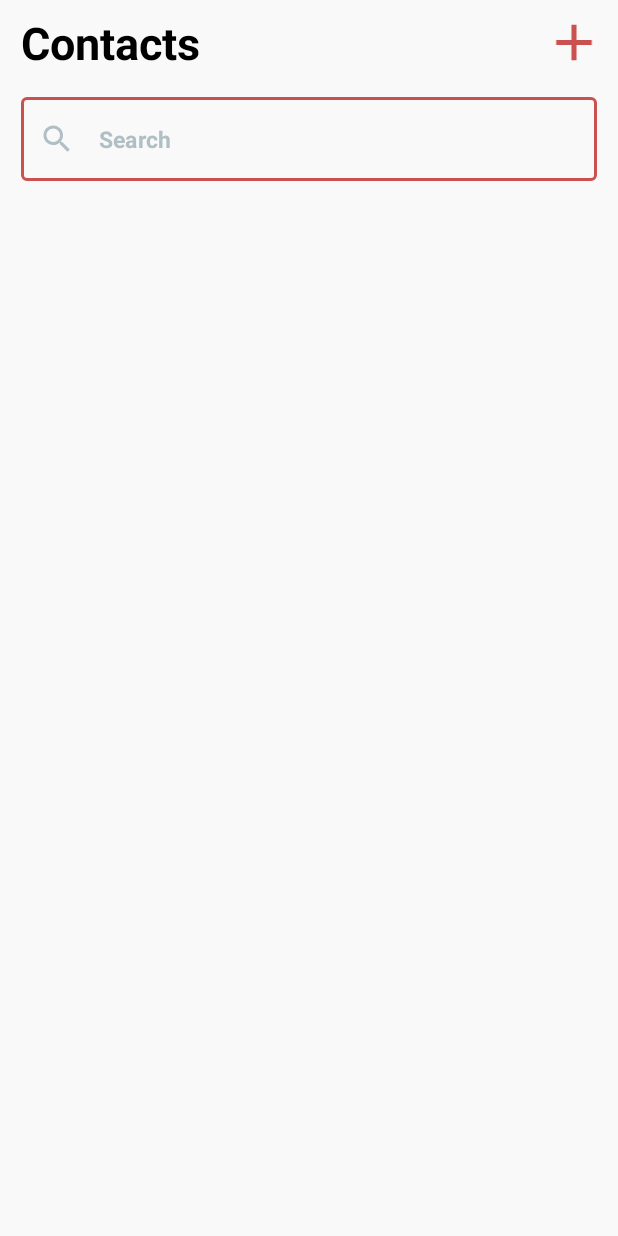
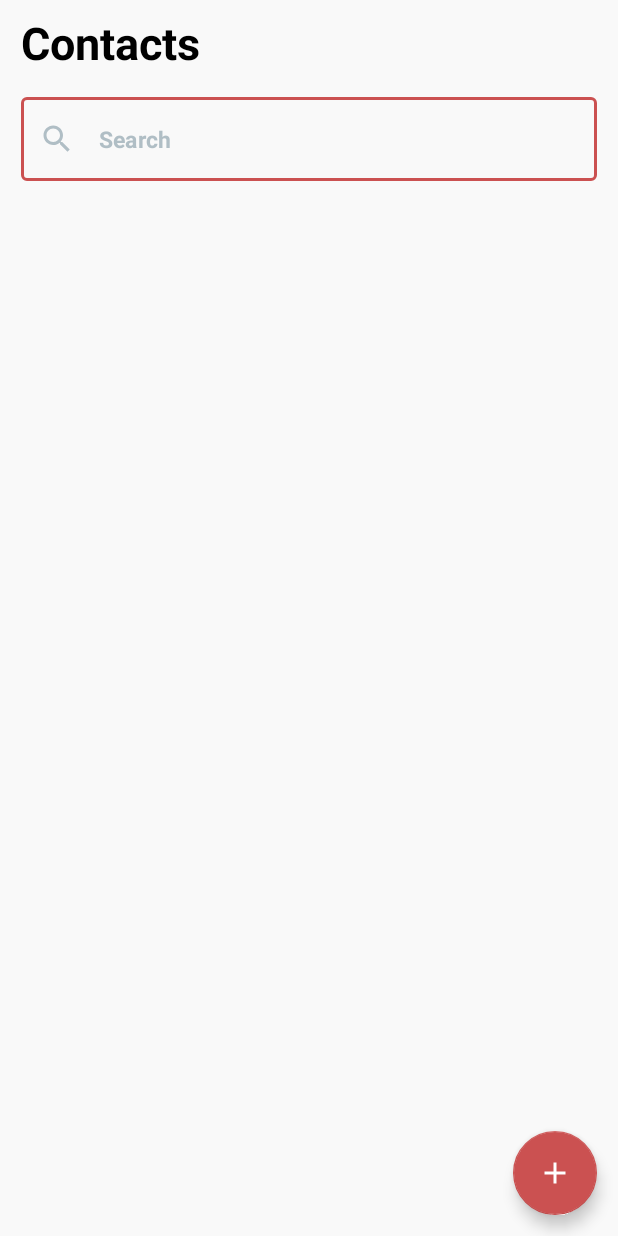
Before and after one commit to Iqboljon1/Contact_App, an Android app: the screen it shows after launch (MainActivity), on a phone screen of 412 x 824 dp. Run offline under Robolectric (Android 15) with nearby library versions, the phone set to English and light mode, and no system bars.

Commit message:
Contact_App

```diff
--- a/app/src/main/java/com/ir/contactapp/MainActivity.kt
+++ b/app/src/main/java/com/ir/contactapp/MainActivity.kt
@@ -1,39 +1,36 @@
 package com.ir.contactapp
 
-import android.Manifest
-import android.app.Activity
-import android.content.Intent
-import android.content.pm.PackageManager
 import android.graphics.Color
 import android.graphics.drawable.ColorDrawable
-import android.net.Uri
-import androidx.appcompat.app.AppCompatActivity
 import android.os.Bundle
-import android.util.Log
+import android.widget.TextView
 import android.widget.Toast
 import androidx.appcompat.app.AlertDialog
+import androidx.appcompat.app.AppCompatActivity
 import androidx.appcompat.widget.AppCompatEditText
 import androidx.cardview.widget.CardView
-import androidx.core.app.ActivityCompat
-import androidx.core.widget.addTextChangedListener
+import androidx.core.content.ContextCompat
 import com.ir.contactapp.Adapter.MyAdapter
-import com.ir.contactapp.Myshare.MyShare
+import com.ir.contactapp.Interface.MyOnClickListener
+import com.ir.contactapp.Interface.MyOnClickListenerFromDelete
+import com.ir.contactapp.db.MyDbHelper
 import kotlinx.android.synthetic.main.activity_main.*
 
 class MainActivity : AppCompatActivity() {
-    lateinit var arrayListContacts: ArrayList<UserData>
-    lateinit var myAdapter: MyAdapter
     lateinit var dialog: AlertDialog
+    private lateinit var myDbHelper: MyDbHelper
+
     var booleanAntiBag = true
     override fun onCreate(savedInstanceState: Bundle?) {
         super.onCreate(savedInstanceState)
         setContentView(R.layout.activity_main)
-        MyShare.init(this)
-        buildRecyclerView()
+        myDbHelper = MyDbHelper(this)
 
-        image_add_contact.setOnClickListener {
+        fab.supportImageTintList = ContextCompat.getColorStateList(this, R.color.white)
+
+        fab.setOnClickListener {
             if (booleanAntiBag) {
-                buildAlertDialog()
+                buildAlertDialog("", "", "Create Contact", "Add Photo", 0)
                 dialog.show()
                 booleanAntiBag = false
             }
@@ -41,26 +38,44 @@ class MainActivity : AppCompatActivity() {
 
     }
 
-    private fun buildAlertDialog() {
+
+    private fun buildAlertDialog(
+        stringName: String,
+        stringNumber: String,
+        stringCreate: String,
+        stringPhoto: String,
+        id: Int,
+    ) {
         val alertDialog = AlertDialog.Builder(this)
         val view = layoutInflater.inflate(R.layout.dialog_add_contact, null, false)
         val editTextName = view.findViewById<AppCompatEditText>(R.id.editText_name)
         val editTextNumber = view.findViewById<AppCompatEditText>(R.id.editText_number)
         val btnCardSave = view.findViewById<CardView>(R.id.btn_card_save)
+        val tvCardSave = view.findViewById<TextView>(R.id.tvCreateContact)
+        val tvAddPhoto = view.findViewById<TextView>(R.id.tv_addPhoto)
+
+        tvCardSave.text = stringCreate
+        tvAddPhoto.text = stringPhoto
+        editTextName.setText(stringName)
+        editTextNumber.setText(stringNumber)
+
         btnCardSave.setOnClickListener {
             dialog.cancel()
-            saveContact(
-                editTextName.text.toString().trim(),
-                0,
-                editTextNumber.text.toString().trim()
-            )
+            if (stringCreate == "Create Contact") {
+                saveContact(
+                    editTextName.text.toString().trim(),
+                    editTextNumber.text.toString().trim()
+                )
+            } else {
+                updateContact(UserData(id,
+                    editTextName.text.toString().trim(),
+                    editTextNumber.text.toString().trim()))
+            }
         }
 
         alertDialog.setOnCancelListener {
             booleanAntiBag = true
         }
-
-
 
         alertDialog.setView(view)
         dialog = alertDialog.create()
@@ -68,21 +83,49 @@ class MainActivity : AppCompatActivity() {
         dialog.window!!.setBackgroundDrawable(ColorDrawable(Color.TRANSPARENT))
     }
 
+    private fun updateContact(userData: UserData) {
+        myDbHelper = MyDbHelper(this)
+        myDbHelper.updateContact(this, userData)
+        onResume()
+    }
+
+    private fun deleteContact(int: Int){
+        myDbHelper = MyDbHelper(this)
+        myDbHelper.deleteContact(this , int)
+        onResume()
+    }
+
     private fun saveContact(
         stringName: String,
-        intImage: Int,
-        stringNumber: String
+        stringNumber: String,
     ) {
-        arrayListContacts.add(UserData(stringName,intImage, stringNumber))
-        MyShare.dataList = arrayListContacts
-        myAdapter.notifyItemChanged(arrayListContacts.size)
+        myDbHelper.addContact(UserData(stringName, stringNumber))
+        Toast.makeText(this, "Save", Toast.LENGTH_SHORT).show()
+        onResume()
     }
 
-    private fun buildRecyclerView() {
-        arrayListContacts = ArrayList()
-        arrayListContacts = MyShare.dataList!!
-        myAdapter = MyAdapter(this, arrayListContacts)
+    override fun onResume() {
+        super.onResume()
+        val arrayListContact = ArrayList<UserData>()
+        arrayListContact.addAll(myDbHelper.getContact())
+
+        val myAdapter =
+            MyAdapter( this, arrayListContact, object : MyOnClickListener {
+                override fun onClick(
+                    stringName: String,
+                    stringNumber: String,
+                    stringCreate: String,
+                    stringPhoto: String,
+                    id: Int,
+                ) {
+                    buildAlertDialog(stringName, stringNumber, stringCreate, stringPhoto, id)
+                    dialog.show()
+                }
+            } , object : MyOnClickListenerFromDelete{
+                override fun onClickDelete(id: Int) {
+                    deleteContact(id)
+                }
+            })
         recycler.adapter = myAdapter
     }
-
 }
--- /dev/null
+++ b/app/src/main/java/com/ir/contactapp/db/MyDbHelper.kt
@@ -0,0 +1,79 @@
+package com.ir.contactapp.db
+
+import android.content.ContentValues
+import android.content.Context
+import android.database.sqlite.SQLiteDatabase
+import android.database.sqlite.SQLiteOpenHelper
+import android.widget.Toast
+import com.ir.contactapp.UserData
+import com.ir.contactapp.db.Constants.DB_NAME
+import com.ir.contactapp.db.Constants.DB_VERSION
+import com.ir.contactapp.db.Constants.ID
+import com.ir.contactapp.db.Constants.NAME
+import com.ir.contactapp.db.Constants.NUMBER
+import com.ir.contactapp.db.Constants.TABLE_NAME
+
+class MyDbHelper(context: Context) : SQLiteOpenHelper(context, DB_NAME, null, DB_VERSION) ,
+MyDbInterface{
+    override fun onCreate(db: SQLiteDatabase?) {
+        val query =
+            "create table $TABLE_NAME ($ID integer not null primary key autoincrement unique , $NAME text not null , $NUMBER text not null)"
+        db?.execSQL(query)
+    }
+
+    override fun onUpgrade(db: SQLiteDatabase?, oldVersion: Int, newVersion: Int) {
+        val query = "drop table if exists $TABLE_NAME"
+        db?.execSQL(query)
+        onCreate(db)
+    }
+
+    override fun addContact(userData: UserData) {
+        val dataBase = this.writableDatabase
+        val contentValues = ContentValues()
+        contentValues.put(NAME , userData.name)
+        contentValues.put(NUMBER , userData.number)
+        dataBase.insert(TABLE_NAME , null , contentValues)
+        dataBase.close()
+    }
+
+    override fun updateContact(context: Context , userData: UserData) {
+        val  database = this.writableDatabase
+        val contentValues = ContentValues()
+        contentValues.put(NAME , userData.name)
+        contentValues.put(NUMBER , userData.number)
+       val result =  database.update(TABLE_NAME , contentValues , "id=?" , arrayOf(userData.id.toString()))
+        if (result == -1){
+            Toast.makeText(context, "Failed to Update", Toast.LENGTH_SHORT).show()
+        }else{
+            Toast.makeText(context, "Successfully Updated!", Toast.LENGTH_SHORT).show()
+        }
+    }
+
+    override fun deleteContact(context: Context, id:Int) {
+        val  database = this.writableDatabase
+        val result = database.delete(TABLE_NAME , "id=?" , arrayOf(id.toString()))
+        if (result == -1){
+            Toast.makeText(context, "Failed to Delete", Toast.LENGTH_SHORT).show()
+        }else{
+            Toast.makeText(context, "Successfully Delete!", Toast.LENGTH_SHORT).show()
+        }
+    }
+
+    override fun getContact(): ArrayList<UserData> {
+        val arrayList = ArrayList<UserData>()
+        val query = "select * from $TABLE_NAME"
+        val dataBase = this.readableDatabase
+        val cursor = dataBase.rawQuery(query , null)
+
+        if (cursor.moveToFirst()){
+            do {
+                val id = cursor.getInt(0)
+                val name = cursor.getString(1)
+                val number = cursor.getString(2)
+                arrayList.add(UserData(id , name , number))
+            }while (cursor.moveToNext())
+        }
+        return arrayList
+    }
+
+}
--- /dev/null
+++ b/app/src/main/java/com/ir/contactapp/db/MyDbInterface.kt
@@ -0,0 +1,11 @@
+package com.ir.contactapp.db
+
+import android.content.Context
+import com.ir.contactapp.UserData
+
+interface MyDbInterface {
+    fun addContact(userData: UserData)
+    fun updateContact(context: Context, userData: UserData)
+    fun deleteContact(context: Context, id: Int)
+    fun getContact(): ArrayList<UserData>
+}
--- /dev/null
+++ b/app/src/main/res/drawable/ic_delete.xml
@@ -0,0 +1,5 @@
+<vector android:height="24dp" android:tint="#CB5151"
+    android:viewportHeight="24" android:viewportWidth="24"
+    android:width="24dp" xmlns:android="http://schemas.android.com/apk/res/android">
+    <path android:fillColor="@android:color/white" android:pathData="M6,19c0,1.1 0.9,2 2,2h8c1.1,0 2,-0.9 2,-2L18,7L6,7v12zM8.46,11.88l1.41,-1.41L12,12.59l2.12,-2.12 1.41,1.41L13.41,14l2.12,2.12 -1.41,1.41L12,15.41l-2.12,2.12 -1.41,-1.41L10.59,14l-2.13,-2.12zM15.5,4l-1,-1h-5l-1,1L5,4v2h14L19,4z"/>
+</vector>
--- /dev/null
+++ b/app/src/main/res/drawable/ic_edit.xml
@@ -0,0 +1,5 @@
+<vector android:height="24dp" android:tint="#CB5151"
+    android:viewportHeight="24" android:viewportWidth="24"
+    android:width="24dp" xmlns:android="http://schemas.android.com/apk/res/android">
+    <path android:fillColor="@android:color/white" android:pathData="M3,17.25V21h3.75L17.81,9.94l-3.75,-3.75L3,17.25zM20.71,7.04c0.39,-0.39 0.39,-1.02 0,-1.41l-2.34,-2.34c-0.39,-0.39 -1.02,-0.39 -1.41,0l-1.83,1.83 3.75,3.75 1.83,-1.83z"/>
+</vector>
--- a/app/src/main/res/layout/activity_main.xml
+++ b/app/src/main/res/layout/activity_main.xml
@@ -1,5 +1,5 @@
 <?xml version="1.0" encoding="utf-8"?>
-<LinearLayout xmlns:android="http://schemas.android.com/apk/res/android"
+<androidx.constraintlayout.widget.ConstraintLayout xmlns:android="http://schemas.android.com/apk/res/android"
     xmlns:app="http://schemas.android.com/apk/res-auto"
     xmlns:tools="http://schemas.android.com/tools"
     android:layout_width="match_parent"
@@ -9,8 +9,10 @@
     tools:context=".MainActivity">
 
     <LinearLayout
+        android:id="@+id/ly_actionBar"
         android:layout_width="match_parent"
         android:layout_height="wrap_content"
+        app:layout_constraintTop_toTopOf="parent"
         android:orientation="horizontal">
 
         <TextView
@@ -23,26 +25,18 @@
             android:layout_marginStart="14dp"
             android:layout_marginBottom="8dp"
             android:layout_marginTop="8dp"
-            android:layout_marginEnd="8dp"
+            android:layout_marginEnd="14dp"
             android:layout_gravity="center_vertical"
             android:layout_weight="6"
             tools:ignore="HardcodedText"/>
 
-        <ImageView
-            android:id="@+id/image_add_contact"
-            android:layout_width="wrap_content"
-            android:layout_height="match_parent"
-            android:src="@drawable/ic_add"
-            android:layout_weight="1"
-            android:layout_marginTop="8dp"
-            android:layout_marginStart="8dp"
-            android:layout_marginBottom="8dp"/>
-
     </LinearLayout>
 
     <com.google.android.material.textfield.TextInputLayout
+        android:id="@+id/til_search"
         android:layout_width="match_parent"
         android:layout_height="wrap_content"
+        app:layout_constraintTop_toBottomOf="@id/ly_actionBar"
         android:layout_marginStart="14dp"
         android:layout_marginBottom="8dp"
         android:layout_marginTop="8dp"
@@ -72,10 +66,23 @@
         android:id="@+id/recycler"
         android:layout_width="match_parent"
         android:layout_height="wrap_content"
+        app:layout_constraintTop_toBottomOf="@id/til_search"
         android:layout_marginStart="14dp"
         android:layout_marginBottom="8dp"
         android:layout_marginTop="8dp"
-        app:layoutManager="androidx.recyclerview.widget.StaggeredGridLayoutManager"
+        app:layoutManager="androidx.recyclerview.widget.LinearLayoutManager"
         android:layout_marginEnd="14dp"/>
 
-</LinearLayout>
+    <com.google.android.material.floatingactionbutton.FloatingActionButton
+        android:id="@+id/fab"
+        android:layout_width="wrap_content"
+        android:layout_height="wrap_content"
+        android:layout_margin="14dp"
+        android:clickable="true"
+        app:layout_constraintBottom_toBottomOf="parent"
+        app:layout_constraintRight_toRightOf="parent"
+        app:srcCompat="@drawable/ic_add"
+        tools:ignore="SpeakableTextPresentCheck"
+        android:focusable="true" />
+
+</androidx.constraintlayout.widget.ConstraintLayout>
--- a/app/src/main/res/layout/dialog_add_contact.xml
+++ b/app/src/main/res/layout/dialog_add_contact.xml
@@ -141,6 +141,7 @@
                 app:layout_constraintTop_toBottomOf="@id/ti_addNumber">
 
                 <TextView
+                    android:id="@+id/tvCreateContact"
                     android:layout_width="match_parent"
                     android:layout_height="match_parent"
                     android:layout_margin="8dp"
--- /dev/null
+++ b/app/src/main/res/menu/popup_menu.xml
@@ -0,0 +1,16 @@
+<?xml version="1.0" encoding="utf-8"?>
+<menu xmlns:android="http://schemas.android.com/apk/res/android"
+    xmlns:app="http://schemas.android.com/apk/res-auto"
+    xmlns:tools="http://schemas.android.com/tools">
+
+    <item
+        android:id="@+id/menu_edit"
+        android:icon="@drawable/ic_edit"
+        android:title="Edit"
+        tools:ignore="HardcodedText" />
+    <item
+        android:id="@+id/menu_delete"
+        android:icon="@drawable/ic_delete"
+        android:title="Delete"
+        tools:ignore="HardcodedText" />
+</menu>
--- a/app/src/main/res/values/colors.xml
+++ b/app/src/main/res/values/colors.xml
@@ -3,7 +3,7 @@
     <color name="purple_200">#FFBB86FC</color>
     <color name="purple_500">#CB5151</color>
     <color name="purple_700">#FF3700B3</color>
-    <color name="teal_200">#FF03DAC5</color>
+    <color name="teal_200">#CB5151</color>
     <color name="color">#CB5151</color>
     <color name="teal_700">#FF018786</color>
     <color name="black">#FF000000</color>
```
Also changed, not shown: app/build.gradle (+4 -3 lines), app/src/main/java/com/ir/contactapp/Adapter/MyAdapter.kt (+52 -9 lines), app/src/main/java/com/ir/contactapp/Interface/MyOnClickListener.kt (added, +7 -0 lines), app/src/main/java/com/ir/contactapp/Interface/MyOnClickListenerFromDelete.kt (added, +7 -0 lines), app/src/main/java/com/ir/contactapp/UserData.kt (+11 -4 lines), app/src/main/java/com/ir/contactapp/db/Constants.kt (added, +12 -0 lines), app/src/main/res/layout/item_contact.xml (+53 -32 lines), app/src/main/res/layout/item_history_from1.xml (deleted, +0 -68 lines).
